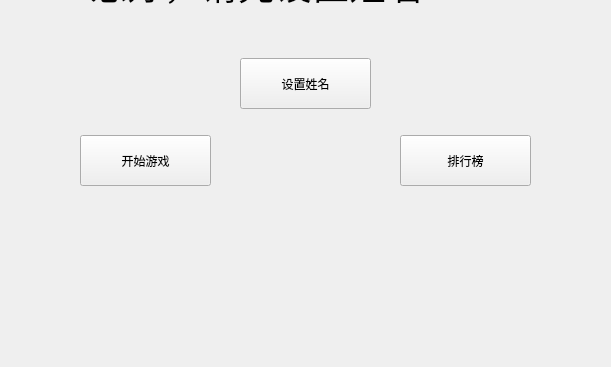
Above: cbejeweleddlg.ui from wgananh/Formal_Brmal_Bejeweled before the change; both pictures show x 90 to 701 and y 172 to 539 of the 800 by 539 pixel window. Below: the same form after it.
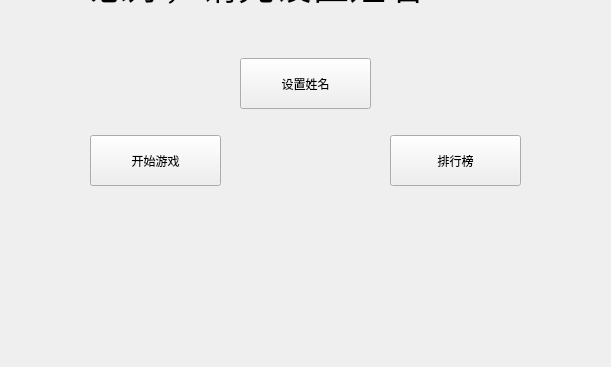
That is the form after the change. Icons and pictures are not drawn.

Commit message: 王汉功：修改了UI

```diff
--- a/cbejeweleddlg.ui
+++ b/cbejeweleddlg.ui
@@ -21,7 +21,7 @@
    <widget class="QPushButton" name="btn_mainToGame">
     <property name="geometry">
      <rect>
-      <x>170</x>
+      <x>180</x>
       <y>307</y>
       <width>131</width>
       <height>51</height>
@@ -38,7 +38,7 @@
    <widget class="QPushButton" name="btn_mainToRank">
     <property name="geometry">
      <rect>
-      <x>490</x>
+      <x>480</x>
       <y>307</y>
       <width>131</width>
       <height>51</height>
```
The commit also changes 1 other file.
